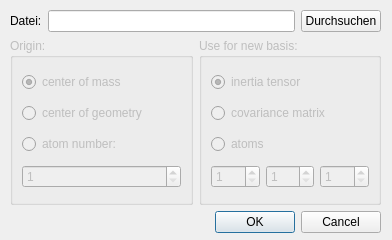
Above: source/open_molecule_dialog.ui from janvc/molconv before the change. Below: the same form after it.
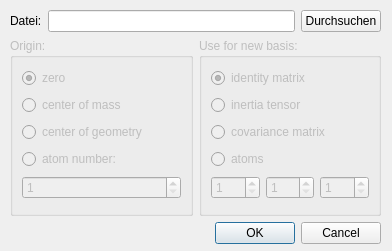
That is the form after the change.

Commit message: added options for zero as origin and the identity matrix as new basis

Patch:
```diff
--- a/source/open_molecule_dialog.ui
+++ b/source/open_molecule_dialog.ui
@@ -7,7 +7,7 @@
     <x>0</x>
     <y>0</y>
     <width>392</width>
-    <height>240</height>
+    <height>251</height>
    </rect>
   </property>
   <property name="windowTitle">
@@ -19,7 +19,7 @@
      <x>10</x>
      <y>10</y>
      <width>371</width>
-     <height>223</height>
+     <height>234</height>
     </rect>
    </property>
    <layout class="QVBoxLayout" name="verticalLayout_4">
@@ -61,13 +61,23 @@
            <string>Origin:</string>
           </property>
           <layout class="QVBoxLayout" name="verticalLayout">
+           <item>
+            <widget class="QRadioButton" name="zero">
+             <property name="text">
+              <string>zero</string>
+             </property>
+             <property name="checked">
+              <bool>true</bool>
+             </property>
+            </widget>
+           </item>
            <item>
             <widget class="QRadioButton" name="com">
              <property name="text">
               <string>center of mass</string>
              </property>
              <property name="checked">
-              <bool>true</bool>
+              <bool>false</bool>
              </property>
             </widget>
            </item>
@@ -107,13 +117,23 @@
            <string>Use for new basis:</string>
           </property>
           <layout class="QVBoxLayout" name="verticalLayout_2">
+           <item>
+            <widget class="QRadioButton" name="identity">
+             <property name="text">
+              <string>identity matrix</string>
+             </property>
+             <property name="checked">
+              <bool>true</bool>
+             </property>
+            </widget>
+           </item>
            <item>
             <widget class="QRadioButton" name="inert">
              <property name="text">
               <string>inertia tensor</string>
              </property>
              <property name="checked">
-              <bool>true</bool>
+              <bool>false</bool>
              </property>
             </widget>
            </item>
```
The commit also changes 2 other files.
